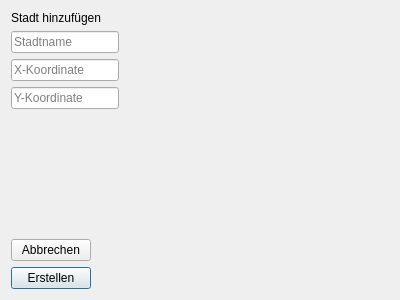
This is V09/Streetplanner/addcitydialog.ui in yzaimoglu/rwth-pi1 as Qt 5 draws it before an edit. The edited form follows.
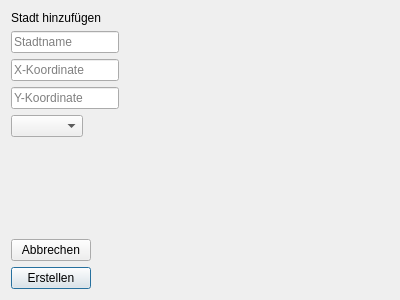
This is the edited form.

Commit message: Added city and street types

```diff
--- a/V09/Streetplanner/addcitydialog.ui
+++ b/V09/Streetplanner/addcitydialog.ui
@@ -51,7 +51,7 @@
      </property>
     </widget>
    </item>
-   <item row="4" column="0">
+   <item row="5" column="0">
     <spacer name="verticalSpacer">
      <property name="orientation">
       <enum>Qt::Vertical</enum>
@@ -64,14 +64,14 @@
      </property>
     </spacer>
    </item>
-   <item row="5" column="0">
+   <item row="6" column="0">
     <widget class="QPushButton" name="pushButton_cancel">
      <property name="text">
       <string>Abbrechen</string>
      </property>
     </widget>
    </item>
-   <item row="6" column="0">
+   <item row="7" column="0">
     <widget class="QPushButton" name="pushButton_create">
      <property name="text">
       <string>Erstellen</string>
@@ -81,6 +81,9 @@
      </property>
     </widget>
    </item>
+   <item row="4" column="0">
+    <widget class="QComboBox" name="comboBox_cityType"/>
+   </item>
   </layout>
  </widget>
  <resources/>
```
The commit also changes 68 other files.
